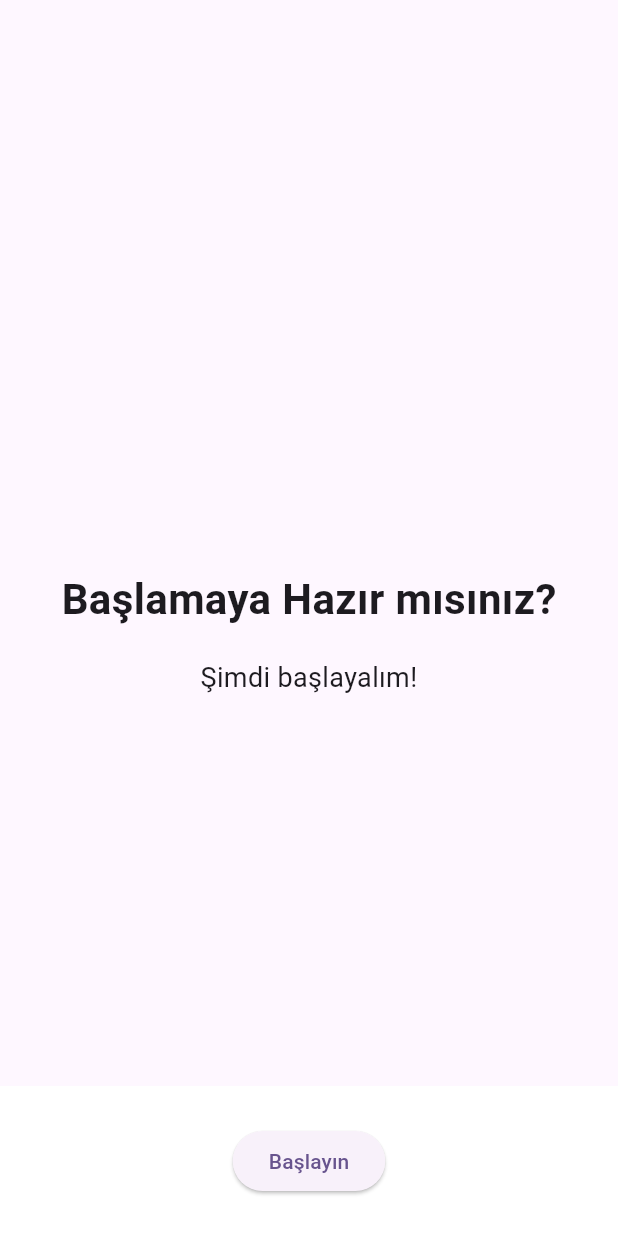
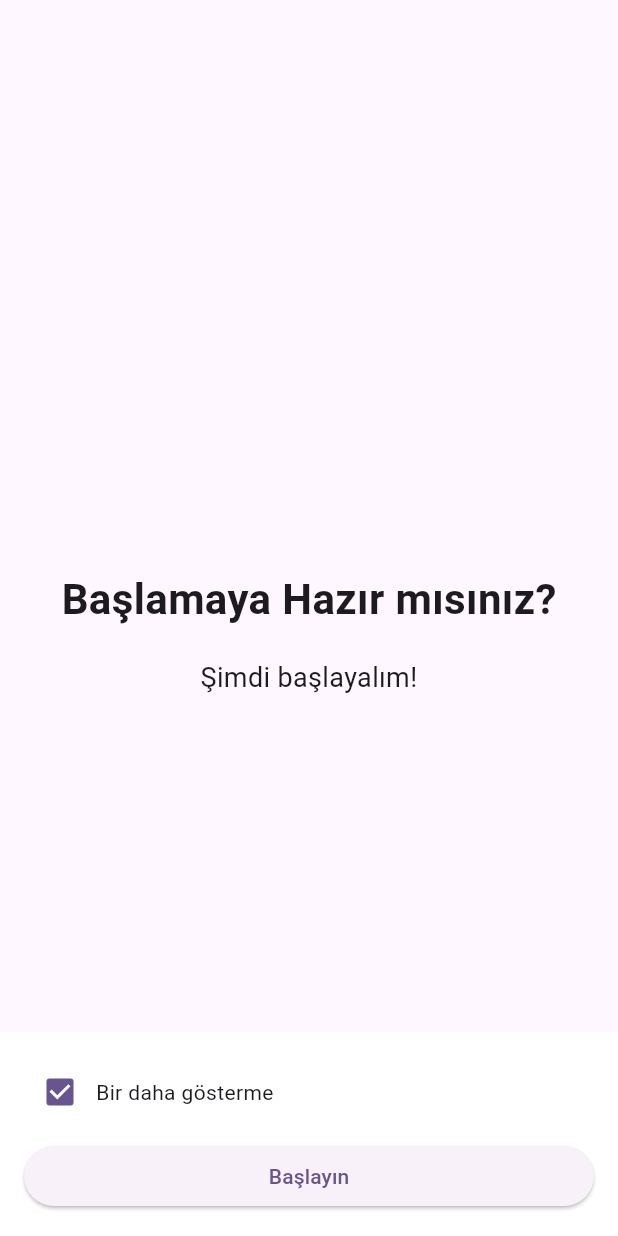
Before and after one commit to developerburakgul/livelife, a Flutter app: the screen it shows after launch, swiped to page 3, on a phone screen of 412 x 824 dp. Run offline on Flutter 3.47's test engine with Material 3 defaults, Android fonts, the phone set to English and light mode, and no system bars; our stand-ins replace firebase_core, fluttertoast, table_calendar; accounts and stored records are empty.

Commit message:
intro page fixed, text box switched to label in settings page, date bug fixed addHabit page, can pick date in home page

```diff
--- a/lib/Screens/intro.dart
+++ b/lib/Screens/intro.dart
@@ -9,34 +9,109 @@ class IntroScreen extends StatefulWidget {
 class _IntroScreenState extends State<IntroScreen> {
   final PageController _pageController = PageController();
   int _currentPage = 0;
+  bool _showIntro = true; // varsayılan olarak intronun gösterilmesini sağlar
 
-  List<Widget> _pages = [
+  @override
+  void initState() {
+    super.initState();
+    _checkIntroStatus();
+  }
+
+  void _checkIntroStatus() async {
+    // SharedPreferences kullanarak intronun gösterilip gösterilmediğini kontrol edin
+    // Eğer bir kayıt yoksa, intronun gösterilmesini sağlamak için _showIntro'yu true yapın
+    // Eğer kayıt varsa, _showIntro'yu kaydedilmiş değere göre güncelleyin
+    // Bu adımlar için shared_preferences paketini kullanabilirsiniz
+  }
+
+  void _saveIntroStatus(bool value) async {
+    // SharedPreferences kullanarak intronun gösterilme durumunu kaydedin
+  }
+
+  static List<Widget> _pages = [
     _buildPage(
       title: 'Uygulamanızın İlk Özelliği',
       description: 'Uygulamanız hakkında bir açıklama buraya girin.',
-      // image: AssetImage('assets/intro1.png'), // Görsel eklemek için
     ),
     _buildPage(
       title: 'Uygulamanızın İkinci Özelliği',
       description: 'Burada başka bir özellik hakkında bilgi verin.',
-      // image: AssetImage('assets/intro2.png'),
     ),
     _buildPage(
       title: 'Başlamaya Hazır mısınız?',
       description: 'Şimdi başlayalım!',
-      // image: AssetImage('assets/intro3.png'),
     ),
     // Diğer sayfalarınızı buraya ekleyin
   ];
 
-  static Widget _buildPage(
-      {String? title, String? description, ImageProvider? image}) {
+  @override
+  Widget build(BuildContext context) {
+    return Scaffold(
+      body: Stack(
+        children: [
+          PageView(
+            controller: _pageController,
+            children: _pages,
+            onPageChanged: (int page) {
+              setState(() {
+                _currentPage = page;
+              });
+            },
+          ),
+          if (_currentPage == _pages.length - 1) // Sadece son sayfada göster
+            Positioned(
+              left: 0,
+              right: 0,
+              bottom: 0,
+              child: _buildStartButton(),
+            ),
+        ],
+      ),
+    );
+  }
+
+  Widget _buildStartButton() {
+    return Container(
+      color: Colors.white,
+      padding: EdgeInsets.all(16),
+      child: Column(
+        crossAxisAlignment: CrossAxisAlignment.stretch,
+        children: [
+          Row(
+            children: [
+              Checkbox(
+                value: _showIntro,
+                onChanged: (bool? value) {
+                  setState(() {
+                    _showIntro = value ?? false;
+                  });
+                },
+              ),
+              Text('Bir daha gösterme'),
+            ],
+          ),
+          SizedBox(height: 8),
+          ElevatedButton(
+            child: Text('Başlayın'),
+            onPressed: () {
+              _saveIntroStatus(_showIntro);
+              Navigator.pushReplacement(
+                context,
+                MaterialPageRoute(builder: (context) => SignUpPage()),
+              );
+            },
+          ),
+        ],
+      ),
+    );
+  }
+
+  static Widget _buildPage({String? title, String? description}) {
     return Container(
       padding: EdgeInsets.all(24),
       child: Column(
         mainAxisAlignment: MainAxisAlignment.center,
         children: [
-          // Image(image: image), // Görseli eklemek için bu satırı kullanın
           SizedBox(height: 20),
           Text(title!,
               style: TextStyle(fontSize: 28, fontWeight: FontWeight.bold)),
@@ -47,66 +122,4 @@ class _IntroScreenState extends State<IntroScreen> {
       ),
     );
   }
-
-  @override
-  Widget build(BuildContext context) {
-    return Scaffold(
-      body: PageView(
-        controller: _pageController,
-        children: _pages,
-        onPageChanged: (int page) {
-          setState(() {
-            _currentPage = page;
-          });
-        },
-      ),
-      bottomSheet: _currentPage == _pages.length - 1
-          ? _buildStartButton()
-          : _buildPageIndicator(),
-    );
-  }
-
-  Widget _buildPageIndicator() {
-    return Container(
-      padding: EdgeInsets.all(8),
-      child: Row(
-        mainAxisAlignment: MainAxisAlignment.center,
-        children: List.generate(_pages.length, (index) {
-          return index == _currentPage ? _indicator(true) : _indicator(false);
-        }),
-      ),
-    );
-  }
-
-  Widget _indicator(bool isActive) {
-    return AnimatedContainer(
-      duration: Duration(milliseconds: 300),
-      height: 8,
-      width: isActive ? 24 : 16,
-      margin: EdgeInsets.symmetric(horizontal: 4),
-      decoration: BoxDecoration(
-        color: isActive ? Colors.blue : Colors.grey,
-        borderRadius: BorderRadius.all(Radius.circular(4)),
-      ),
-    );
-  }
-
-  Widget _buildStartButton() {
-    return Container(
-      height: 100,
-      width: double.infinity,
-      color: Colors.white,
-      alignment: Alignment.center,
-      child: ElevatedButton(
-        child: Text('Başlayın'),
-        onPressed: () {
-          // Anasayfa veya uygulamanın bir sonraki ekranına yönlendir
-          Navigator.pushReplacement(
-            context,
-            MaterialPageRoute(builder: (context) => SignUpPage()),
-          );
-        },
-      ),
-    );
-  }
 }
--- a/lib/Screens/signUP.dart
+++ b/lib/Screens/signUP.dart
@@ -4,6 +4,7 @@ import 'package:livelife/Models/gender.dart';
 import 'package:livelife/Models/user_model.dart';
 import 'package:livelife/Screens/MyHomePage.dart';
 import 'package:livelife/Screens/homePage.dart';
+import 'package:livelife/Screens/intro.dart';
 import 'package:livelife/Screens/login.dart';
 
 class SignUpPage extends StatefulWidget {
--- a/pubspec.yaml
+++ b/pubspec.yaml
@@ -31,6 +31,7 @@ dependencies:
   flutter:
     sdk: flutter
   table_calendar: ^3.0.5
+  intl: ^0.17.0
 
   # The following adds the Cupertino Icons font to your application.
   # Use with the CupertinoIcons class for iOS style icons.
```
Also changed, not shown: lib/Screens/addHabit.dart (+91 -98 lines), lib/Screens/homePage.dart (+19 -6 lines), lib/Screens/login.dart (+7 -6 lines), lib/Screens/settings.dart (+11 -22 lines), pubspec.lock.
